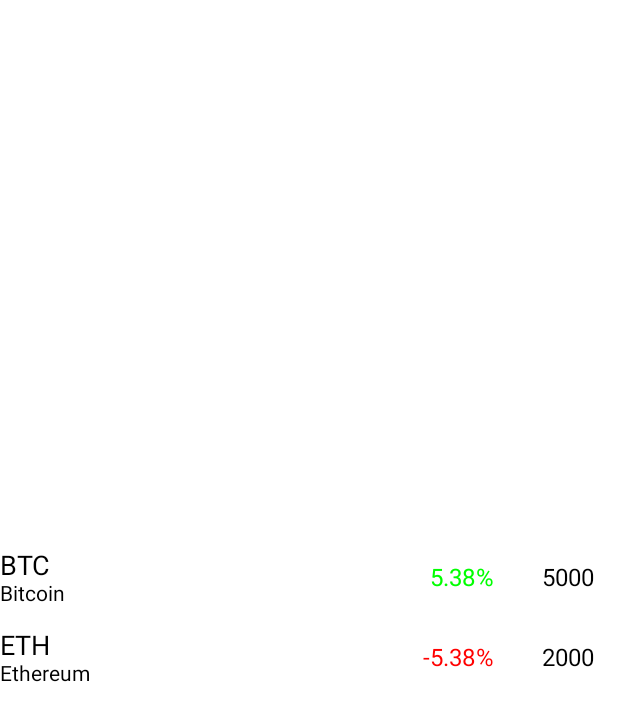
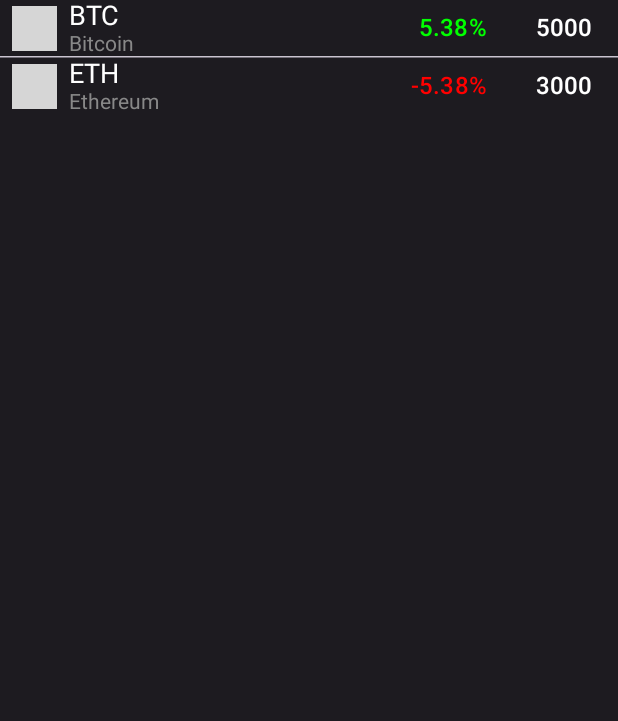
Before and after one commit to camiluscorp/Crypto-Android, an Android app built with Jetpack Compose: the @Preview function AssertRowPreview, on a phone screen of 412 x 824 dp. Shown: the top 721 px of the screen. Run offline under Robolectric (Android 15) with nearby library versions, the phone set to English and light mode, and no system bars; pictures from the network do not load; grey boxes are pictures that could not be loaded.

Commit message:
cambios del dia 9 de abril 2025

```diff
--- a/app/src/main/java/com/example/coincapapp/models/Asset.kt
+++ b/app/src/main/java/com/example/coincapapp/models/Asset.kt
@@ -1,5 +1,8 @@
 package com.example.coincapapp.models
 
+import kotlinx.serialization.Serializable
+
+@Serializable
 data class Asset(
         val id: String,
         val name: String,
--- a/app/src/main/java/com/example/coincapapp/views/AssetsView.kt
+++ b/app/src/main/java/com/example/coincapapp/views/AssetsView.kt
@@ -1,9 +1,12 @@
 package com.example.coincapapp.views
 
+import androidx.compose.foundation.background
+import com.example.coincapapp.ui.theme.Typography
 import androidx.compose.foundation.layout.Arrangement
 import androidx.compose.foundation.layout.Column
 import androidx.compose.foundation.layout.Row
 import androidx.compose.foundation.layout.Spacer
+import androidx.compose.foundation.layout.fillMaxHeight
 import androidx.compose.foundation.layout.fillMaxSize
 import androidx.compose.foundation.layout.fillMaxWidth
 import androidx.compose.foundation.layout.padding
@@ -11,7 +14,9 @@ import androidx.compose.foundation.layout.size
 import androidx.compose.material.icons.Icons
 import androidx.compose.material.icons.filled.CheckCircle
 import androidx.compose.material.icons.filled.KeyboardArrowUp
+import androidx.compose.material3.HorizontalDivider
 import androidx.compose.material3.Icon
+import androidx.compose.material3.MaterialTheme
 import androidx.compose.material3.Text
 import androidx.compose.runtime.Composable
 import androidx.compose.ui.Alignment
@@ -22,6 +27,61 @@ import androidx.compose.ui.unit.dp
 import androidx.compose.ui.unit.sp
 import coil3.compose.AsyncImage
 import com.example.coincapapp.models.Asset
+import androidx.compose.foundation.layout.Box
+import androidx.compose.foundation.layout.WindowInsets
+import androidx.compose.foundation.layout.asPaddingValues
+import androidx.compose.foundation.layout.systemBars
+import androidx.compose.foundation.lazy.LazyColumn
+import androidx.compose.runtime.collectAsState
+import androidx.compose.ui.platform.LocalInspectionMode
+import androidx.hilt.navigation.compose.hiltViewModel
+import com.example.coincapapp.viewModels.AssetListViewModel
+
+
+@Composable
+fun AssetList() {
+//fun AssetList(viewModel: AssetListViewModel = hiltViewModel()) {
+    //var assets = viewModel.assets.collectAsState()
+
+    /*LazyColumn(
+        modifier = Modifier.fillMaxHeight()
+            .background(MaterialTheme.colorScheme.onBackground)
+             .padding(WindowInsets.systemBars.asPaddingValues())
+    ) {
+//        items(assets) { asset ->
+//            AssetRow(asset)
+//
+//        }
+    }*/
+
+    Column(
+        modifier = Modifier.fillMaxHeight()
+            .background(MaterialTheme.colorScheme.onBackground)
+            .padding(WindowInsets.systemBars.asPaddingValues())
+    ) {
+        AssetRow(Asset(
+            id = "bitcoin",
+            name = "Bitcoin",
+            symbol = "BTC",
+            percentage = 5.38,
+            price = "5000"
+
+        ))
+
+        HorizontalDivider()
+
+        AssetRow(Asset(
+            id = "ethereum",
+            name = "Ethereum",
+            symbol = "ETH",
+            percentage = -5.38,
+            price = "3000"
+
+        ))
+    }
+}
+
+
 
 
 @Composable
@@ -30,48 +90,57 @@ fun AssetRow(asset: Asset) {
         verticalAlignment = Alignment.CenterVertically,
         modifier = Modifier.fillMaxWidth()
     ) {
-//        Icon(
-//            imageVector = Icons.Filled.CheckCircle,
-//            contentDescription = null,
-//            tint = Color.Red,
-//            modifier = Modifier.padding(horizontal = 8.dp)
-//        )
+        Box(
+            modifier = Modifier.padding(horizontal = 8.dp)
+        ) {
+            if (LocalInspectionMode.current) {
+                Icon(
+                    imageVector = Icons.Filled.CheckCircle,
+                    contentDescription = null,
+                    tint = Color.White,
+                    modifier = Modifier.padding(horizontal = 8.dp)
+                )
+            } else {
+                AsyncImage(
+                    model = "https://assets.coincap.io/assets/icons/${asset.symbol.lowercase()}@2x.png",
+                    contentDescription = null,
+                    modifier = Modifier.size(30.dp)
+                )
+            }
+        }
 
-        AsyncImage(
-            model = "https://assets.coincap.io/assets/icons/${asset.symbol.lowercase()}@2x.png",
-            contentDescription = null
-        )
+
+
 
         Column {
             Text(
                 text = asset.symbol,
-                fontSize = 18.sp
+                fontSize = 18.sp,
+                color = Color.White
             )
             Text(
                 text = asset.name,
-                fontSize = 14.sp
+                fontSize = 14.sp,
+                color = Color.Gray
             )
         }
 
         Spacer(modifier = Modifier.weight(1f))
 
-        //Icon(
-        //    imageVector = Icons.Filled.KeyboardArrowUp,
-        //    contentDescription = null,
-        //    tint = Color.Green
-        //)
-
         Text(
             text = "${asset.percentage}%",
             fontSize = 16.sp,
             modifier = Modifier.padding(horizontal = 16.dp),
-            color = if(asset.percentage >= 0) Color.Green else Color.Red
+            color = if(asset.percentage >= 0) Color.Green else Color.Red,
+            style = Typography.labelLarge
         )
 
         Text(
             text = asset.price,
             fontSize = 16.sp,
-            modifier = Modifier.padding(horizontal = 16.dp)
+            modifier = Modifier.padding(horizontal = 16.dp),
+            color = Color.White,
+            style = Typography.labelLarge
         )
 
     }
@@ -84,30 +153,31 @@ fun AssetRow(asset: Asset) {
 
 @Composable
 fun AssertRowPreview() {
-    Column(
-        verticalArrangement = Arrangement.Center,
-        modifier = Modifier.fillMaxSize()
-    ) {
-        AssetRow(Asset(
-            id = "1",
-            name = "Bitcoin",
-            symbol = "BTC",
-            percentage = 5.38,
-            price = "5000"
-
-        ))
-        Spacer(modifier = Modifier.size(16.dp))
-        AssetRow(Asset(
-            id = "2",
-            name = "Ethereum",
-            symbol = "ETH",
-            percentage = -5.38,
-            price = "2000"
-
-        ))
+   // Column(
+   //     verticalArrangement = Arrangement.Center,
+   //     modifier = Modifier.fillMaxSize()
+   // ) {
+        AssetList()
+//        AssetRow(Asset(
+//            id = "1",
+//            name = "Bitcoin",
+//            symbol = "BTC",
+//            percentage = 5.38,
+//            price = "5000"
+//
+//        ))
+//        Spacer(modifier = Modifier.size(16.dp))
+//        AssetRow(Asset(
+//            id = "2",
+//            name = "Ethereum",
+//            symbol = "ETH",
+//            percentage = -5.38,
+//            price = "2000"
+//
+//        ))
         //AssetRow()
         //Spacer(modifier = Modifier.size(16.dp))
         //AssetRow()
 
-    }
+    //}
 }
```
Also changed, not shown: app/build.gradle.kts (+11 -0 lines), app/src/main/java/com/example/coincapapp/AppModule.kt (added, +28 -0 lines), app/src/main/java/com/example/coincapapp/models/AssetResponse.kt (added, +8 -0 lines), app/src/main/java/com/example/coincapapp/services/CoinCapApiService.kt (added, +18 -0 lines), app/src/main/java/com/example/coincapapp/viewModels/AssetListViewModel.kt (added, +36 -0 lines), gradle/libs.versions.toml (+14 -0 lines).
